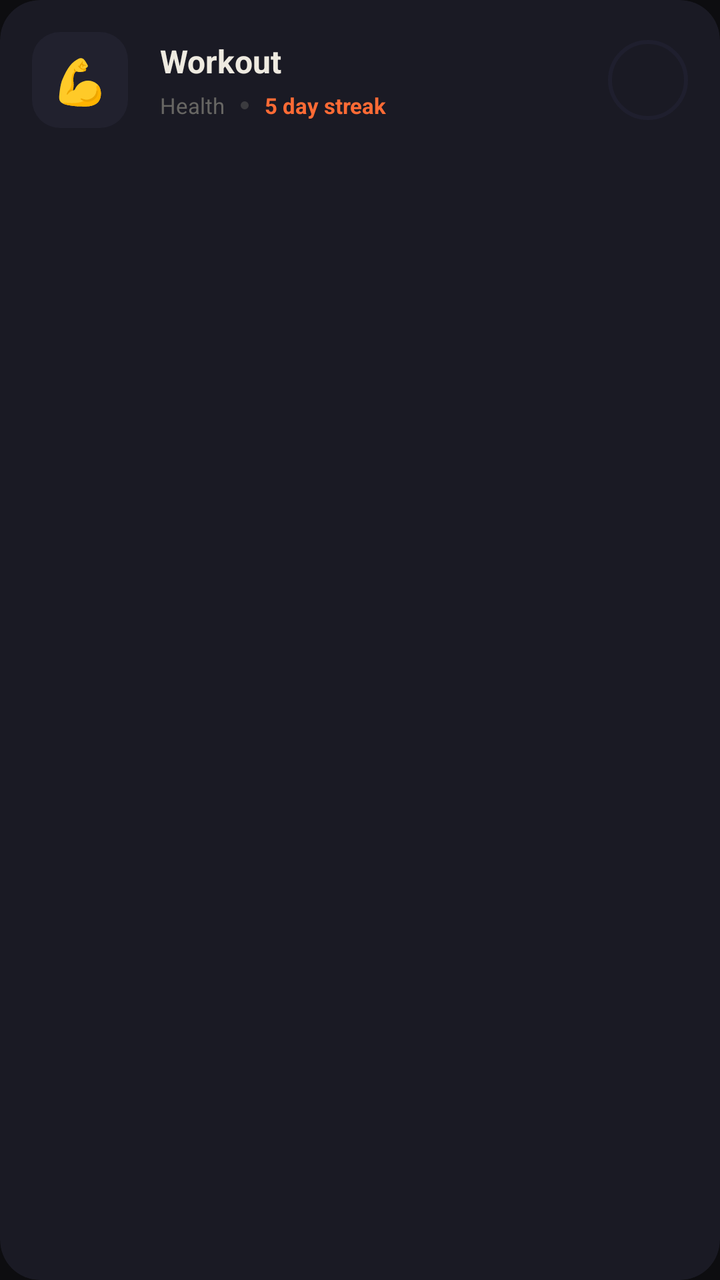
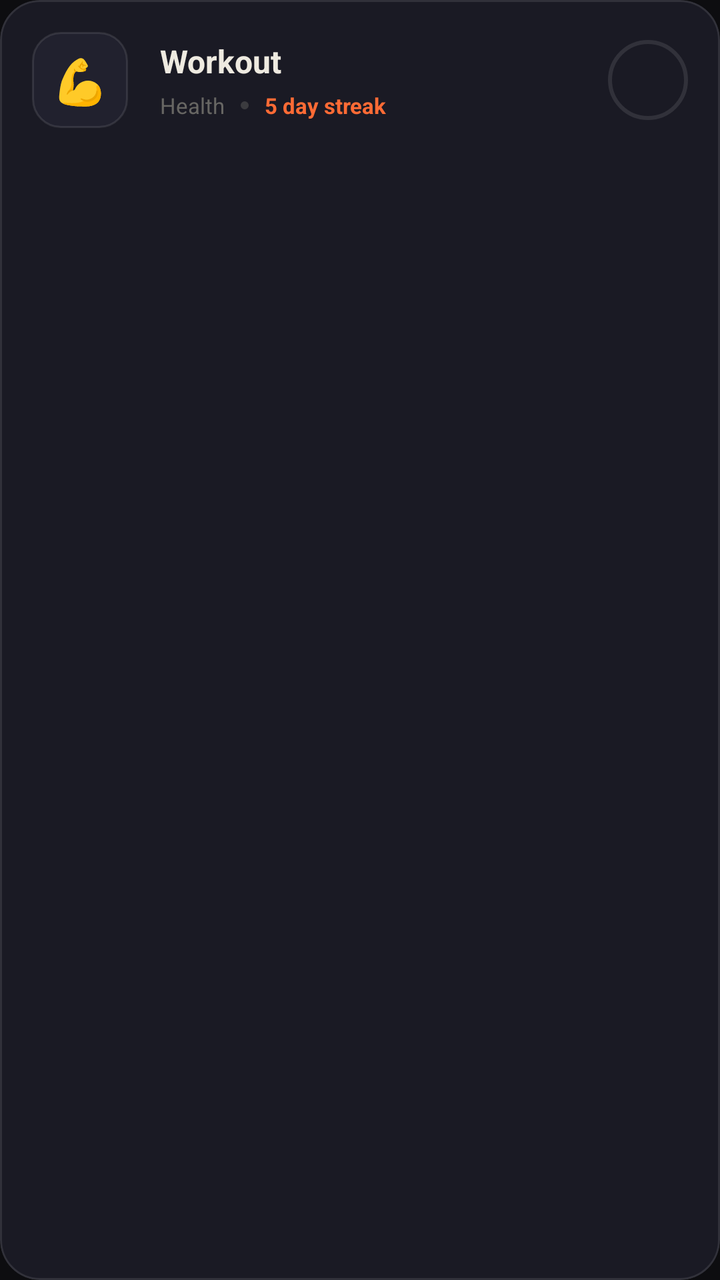

Before-and-after screenshots of an Android layout around one commit, followed by the original layout XML and the change that was made.
<!-- AndroidManifest.xml: application theme Theme.HabitFlow -->
<!-- res/layout/item_habit.xml -->
<?xml version="1.0" encoding="utf-8"?>
<androidx.cardview.widget.CardView
    xmlns:android="http://schemas.android.com/apk/res/android"
    xmlns:app="http://schemas.android.com/apk/res-auto"
    android:layout_width="match_parent"
    android:layout_height="wrap_content"
    android:layout_marginHorizontal="16dp"
    android:layout_marginVertical="6dp"
    app:cardCornerRadius="20dp"
    app:cardElevation="0dp"
    app:cardBackgroundColor="?attr/customCardBackground">

        <LinearLayout
            android:id="@+id/ll_content_container"
            android:layout_width="match_parent"
            android:layout_height="wrap_content"
            android:orientation="vertical">

            <LinearLayout
                android:layout_width="match_parent"
                android:layout_height="wrap_content"
                android:orientation="horizontal"
                android:padding="16dp"
                android:gravity="center_vertical">

                
                <View android:id="@+id/view_accent"
                    android:layout_width="48dp" android:layout_height="48dp"
                    android:background="@drawable/bg_icon_container"
                    android:visibility="gone"/>

                <FrameLayout
                    android:layout_width="48dp"
                    android:layout_height="48dp"
                    android:background="@drawable/bg_icon_container"
                    android:layout_marginEnd="16dp">

                    <TextView android:id="@+id/tv_emoji"
                        android:layout_width="wrap_content"
                        android:layout_height="wrap_content"
                        android:layout_gravity="center"
                        android:text="💪"
                        android:textSize="22sp"/>

                    <View android:id="@+id/view_priority"
                        android:layout_width="8dp" android:layout_height="8dp"
                        android:layout_gravity="top|end"
                        android:layout_margin="4dp"/>
                </FrameLayout>

                
                <LinearLayout
                    android:layout_width="0dp"
                    android:layout_height="wrap_content"
                    android:layout_weight="1"
                    android:orientation="vertical">

                    <TextView android:id="@+id/tv_name"
                        android:layout_width="wrap_content"
                        android:layout_height="wrap_content"
                        android:textColor="?attr/customTextPrimary"
                        android:textSize="16sp"
                        android:textStyle="bold"
                        android:text="Workout"/>

                    <LinearLayout
                        android:layout_width="wrap_content"
                        android:layout_height="wrap_content"
                        android:orientation="horizontal"
                        android:gravity="center_vertical"
                        android:layout_marginTop="4dp">

                        <TextView android:id="@+id/tv_category"
                            android:layout_width="wrap_content"
                            android:layout_height="wrap_content"
                            android:textSize="11sp"
                            android:textColor="?attr/customTextSecondary"
                            android:text="Health"
                            android:alpha="0.7"/>

                        <View android:layout_width="4dp"
                            android:layout_height="4dp"
                            android:layout_marginHorizontal="8dp"
                            android:background="@drawable/bg_dot_separator"
                            android:alpha="0.3"/>

                        <TextView android:id="@+id/tv_streak"
                            android:layout_width="wrap_content"
                            android:layout_height="wrap_content"
                            android:textColor="@color/brand_fire"
                            android:textSize="11sp"
                            android:textStyle="bold"
                            android:text="5 day streak"/>

                        <View android:id="@+id/dot_deadline"
                            android:layout_width="4dp"
                            android:layout_height="4dp"
                            android:layout_marginHorizontal="8dp"
                            android:background="@drawable/bg_dot_separator"
                            android:alpha="0.3"
                            android:visibility="gone"/>

                        <TextView android:id="@+id/tv_deadline"
                            android:layout_width="wrap_content"
                            android:layout_height="wrap_content"
                            android:textColor="?attr/customTextSecondary"
                            android:textSize="11sp"
                            android:textStyle="bold"
                            android:text="Deadline"
                            android:visibility="gone"/>
                    </LinearLayout>
                </LinearLayout>

                
                <FrameLayout android:id="@+id/btn_check"
                    android:layout_width="40dp"
                    android:layout_height="40dp"
                    android:background="@drawable/bg_check_empty"
                    android:clickable="true"
                    android:focusable="true">

                    <ImageView android:id="@+id/iv_check_icon"
                        android:layout_width="20dp"
                        android:layout_height="20dp"
                        android:layout_gravity="center"
                        android:src="@drawable/ic_check"
                        app:tint="@color/white"
                        android:visibility="gone"/>
                </FrameLayout>

            </LinearLayout>

            <LinearLayout
                android:id="@+id/ll_checklist_container"
                android:layout_width="match_parent"
                android:layout_height="wrap_content"
                android:orientation="vertical"
                android:paddingBottom="12dp"
                android:visibility="gone"/>

        </LinearLayout>
</androidx.cardview.widget.CardView>
<!-- resources referenced by this layout -->
<resources>
  <color name="brand_fire">#FF6B35</color>
  <color name="white">#FFFFFF</color>
  <!-- drawable bg_check_empty (drawable) -->
  <?xml version="1.0" encoding="utf-8"?>
  <shape xmlns:android="http://schemas.android.com/apk/res/android"
      android:shape="oval">
      <stroke android:width="2dp" android:color="?attr/customBorderColor" />
      <solid android:color="@android:color/transparent" />
  </shape>
  <!-- drawable bg_dot_separator (drawable) -->
  <?xml version="1.0" encoding="utf-8"?>
  <shape xmlns:android="http://schemas.android.com/apk/res/android"
      android:shape="oval">
      <solid android:color="?attr/customTextSecondary" />
  </shape>
  <!-- drawable bg_icon_container (drawable) -->
  <?xml version="1.0" encoding="utf-8"?>
  <shape xmlns:android="http://schemas.android.com/apk/res/android">
      <solid android:color="?attr/customElevatedBackground" />
      <corners android:radius="14dp" />
  </shape>
  <!-- drawable ic_check (drawable) -->
  <vector xmlns:android="http://schemas.android.com/apk/res/android"
      android:width="24dp"
      android:height="24dp"
      android:viewportWidth="24"
      android:viewportHeight="24">
    <path
        android:fillColor="@android:color/white"
        android:pathData="M9,16.17L4.83,12l-1.42,1.41L9,19 21,7l-1.41,-1.41L9,16.17Z"/>
  </vector>
  <style name="Theme.HabitFlow" parent="Theme.HabitFlow.Dark" />
  <style name="Theme.HabitFlow.Dark" parent="Base.Theme.HabitFlow" />
  <style name="Base.Theme.HabitFlow" parent="Theme.Material3.DayNight.NoActionBar">
          <item name="colorPrimary">@color/primary_blue</item>
          <item name="colorOnPrimary">@color/white</item>
          <item name="colorSecondary">@color/primary_green</item>
          <item name="colorTertiary">@color/accent_purple</item>
          <item name="android:statusBarColor">?attr/customWindowBackground</item>
          <item name="android:navigationBarColor">?attr/customNavBackground</item>
          <item name="android:windowBackground">?attr/customWindowBackground</item>
  
          
          <item name="customWindowBackground">@color/dark_bg_primary</item>
          <item name="customCardBackground">@color/dark_bg_card</item>
          <item name="customElevatedBackground">@color/dark_bg_elevated</item>
          <item name="customTextPrimary">@color/dark_text_primary</item>
          <item name="customTextSecondary">@color/dark_text_secondary</item>
          <item name="customTextDim">@color/dark_text_dim</item>
          <item name="customBorderColor">@color/dark_border</item>
          <item name="customNavBackground">@color/dark_nav_bg</item>
  
          <item name="textAppearanceTitleLarge">@style/AppTitleLarge</item>
          <item name="textAppearanceTitleMedium">@style/AppTitleMedium</item>
          <item name="textAppearanceBodyLarge">@style/AppBodyLarge</item>
      </style>
  <color name="primary_blue">#728AED</color>
  <color name="primary_green">#7AD326</color>
  <color name="accent_purple">#9C6AE6</color>
  <color name="dark_bg_primary">#0D0D10</color>
  <color name="dark_bg_card">#1A1A24</color>
  <color name="dark_bg_elevated">#21212E</color>
  <color name="dark_text_primary">#EEEAE0</color>
  <color name="dark_text_secondary">#8A8880</color>
  <color name="dark_text_dim">#52504C</color>
  <color name="dark_border">#1F1F2E</color>
  <color name="dark_nav_bg">#13131A</color>
  <style name="AppTitleLarge">
          <item name="android:textSize">28sp</item>
          <item name="android:textStyle">bold</item>
          <item name="android:letterSpacing">-0.02</item>
      </style>
  <style name="AppTitleMedium">
          <item name="android:textSize">18sp</item>
          <item name="android:textStyle">bold</item>
          <item name="android:letterSpacing">-0.01</item>
      </style>
  <style name="AppBodyLarge">
          <item name="android:textSize">15sp</item>
          <item name="android:letterSpacing">0.01</item>
      </style>
</resources>

<!-- the commit's change to res/layout/item_habit.xml (unified diff, before → after) -->
@@ -1,5 +1,5 @@
 <?xml version="1.0" encoding="utf-8"?>
-<androidx.cardview.widget.CardView
+<com.google.android.material.card.MaterialCardView
     xmlns:android="http://schemas.android.com/apk/res/android"
     xmlns:app="http://schemas.android.com/apk/res-auto"
     android:layout_width="match_parent"
@@ -8,135 +8,146 @@
     android:layout_marginVertical="6dp"
     app:cardCornerRadius="20dp"
     app:cardElevation="0dp"
-    app:cardBackgroundColor="?attr/customCardBackground">
+    app:cardBackgroundColor="?attr/customCardBackground"
+    app:strokeColor="?attr/customBorderColor"
+    app:strokeWidth="1dp">
+
+    <LinearLayout
+        android:id="@+id/ll_content_container"
+        android:layout_width="match_parent"
+        android:layout_height="wrap_content"
+        android:orientation="vertical">
 
         <LinearLayout
-            android:id="@+id/ll_content_container"
             android:layout_width="match_parent"
             android:layout_height="wrap_content"
-            android:orientation="vertical">
+            android:orientation="horizontal"
+            android:padding="16dp"
+            android:gravity="center_vertical">
 
+            
+            <View android:id="@+id/view_accent"
+                android:layout_width="0dp"
+                android:layout_height="0dp"
+                android:visibility="gone"/>
+
+            <FrameLayout
+                android:layout_width="48dp"
+                android:layout_height="48dp"
+                android:background="@drawable/bg_icon_container"
+                android:layout_marginEnd="16dp">
+
+                <TextView android:id="@+id/tv_emoji"
+                    android:layout_width="wrap_content"
+                    android:layout_height="wrap_content"
+                    android:layout_gravity="center"
+                    android:text="💪"
+                    android:textSize="22sp"/>
+
+                <View android:id="@+id/view_priority"
+                    android:layout_width="8dp"
+                    android:layout_height="8dp"
+                    android:layout_gravity="top|end"
+                    android:layout_margin="4dp"/>
+            </FrameLayout>
+
+            
             <LinearLayout
-                android:layout_width="match_parent"
+                android:layout_width="0dp"
                 android:layout_height="wrap_content"
-                android:orientation="horizontal"
-                android:padding="16dp"
-                android:gravity="center_vertical">
+                android:layout_weight="1"
+                android:orientation="vertical">
 
-                
-                <View android:id="@+id/view_accent"
-                    android:layout_width="48dp" android:layout_height="48dp"
-                    android:background="@drawable/bg_icon_container"
-                    android:visibility="gone"/>
+                <TextView android:id="@+id/tv_name"
+                    android:layout_width="wrap_content"
+                    android:layout_height="wrap_content"
+                    android:ellipsize="end"
+                    android:maxLines="1"
+                    android:textColor="?attr/customTextPrimary"
+                    android:textSize="16sp"
+                    android:textStyle="bold"
+                    android:text="Workout"/>
 
-                <FrameLayout
-                    android:layout_width="48dp"
-                    android:layout_height="48dp"
-                    android:background="@drawable/bg_icon_container"
-                    android:layout_marginEnd="16dp">
+                <LinearLayout
+                    android:layout_width="wrap_content"
+                    android:layout_height="wrap_content"
+                    android:orientation="horizontal"
+                    android:gravity="center_vertical"
+                    android:layout_marginTop="4dp">
 
-                    <TextView android:id="@+id/tv_emoji"
+                    <TextView android:id="@+id/tv_category"
                         android:layout_width="wrap_content"
                         android:layout_height="wrap_content"
-                        android:layout_gravity="center"
-                        android:text="💪"
-                        android:textSize="22sp"/>
+                        android:ellipsize="end"
+                        android:maxLines="1"
+                        android:textSize="11sp"
+                        android:textColor="?attr/customTextSecondary"
+                        android:text="Health"
+                        android:alpha="0.7"/>
 
-                    <View android:id="@+id/view_priority"
-                        android:layout_width="8dp" android:layout_height="8dp"
-                        android:layout_gravity="top|end"
-                        android:layout_margin="4dp"/>
-                </FrameLayout>
+                    <View android:layout_width="4dp"
+                        android:layout_height="4dp"
+                        android:layout_marginHorizontal="8dp"
+                        android:background="@drawable/bg_dot_separator"
+                        android:alpha="0.3"/>
 
-                
-                <LinearLayout
-                    android:layout_width="0dp"
-                    android:layout_height="wrap_content"
-                    android:layout_weight="1"
-                    android:orientation="vertical">
-
-                    <TextView android:id="@+id/tv_name"
+                    <TextView android:id="@+id/tv_streak"
                         android:layout_width="wrap_content"
                         android:layout_height="wrap_content"
-                        android:textColor="?attr/customTextPrimary"
-                        android:textSize="16sp"
+                        android:ellipsize="end"
+                        android:maxLines="1"
+                        android:textColor="@color/brand_fire"
+                        android:textSize="11sp"
                         android:textStyle="bold"
-                        android:text="Workout"/>
+                        android:text="5 day streak"/>
 
-                    <LinearLayout
+                    <View android:id="@+id/dot_deadline"
+                        android:layout_width="4dp"
+                        android:layout_height="4dp"
+                        android:layout_marginHorizontal="8dp"
+                        android:background="@drawable/bg_dot_separator"
+                        android:alpha="0.3"
+                        android:visibility="gone"/>
+
+                    <TextView android:id="@+id/tv_deadline"
                         android:layout_width="wrap_content"
                         android:layout_height="wrap_content"
-                        android:orientation="horizontal"
-                        android:gravity="center_vertical"
-                        android:layout_marginTop="4dp">
-
-                        <TextView android:id="@+id/tv_category"
-                            android:layout_width="wrap_content"
-                            android:layout_height="wrap_content"
-                            android:textSize="11sp"
-                            android:textColor="?attr/customTextSecondary"
-                            android:text="Health"
-                            android:alpha="0.7"/>
-
-                        <View android:layout_width="4dp"
-                            android:layout_height="4dp"
-                            android:layout_marginHorizontal="8dp"
-                            android:background="@drawable/bg_dot_separator"
-                            android:alpha="0.3"/>
-
-                        <TextView android:id="@+id/tv_streak"
-                            android:layout_width="wrap_content"
-                            android:layout_height="wrap_content"
-                            android:textColor="@color/brand_fire"
-                            android:textSize="11sp"
-                            android:textStyle="bold"
-                            android:text="5 day streak"/>
-
-                        <View android:id="@+id/dot_deadline"
-                            android:layout_width="4dp"
-                            android:layout_height="4dp"
-                            android:layout_marginHorizontal="8dp"
-                            android:background="@drawable/bg_dot_separator"
-                            android:alpha="0.3"
-                            android:visibility="gone"/>
-
-                        <TextView android:id="@+id/tv_deadline"
-                            android:layout_width="wrap_content"
-                            android:layout_height="wrap_content"
-                            android:textColor="?attr/customTextSecondary"
-                            android:textSize="11sp"
-                            android:textStyle="bold"
-                            android:text="Deadline"
-                            android:visibility="gone"/>
-                    </LinearLayout>
+                        android:ellipsize="end"
+                        android:maxLines="1"
+                        android:textColor="?attr/customTextSecondary"
+                        android:textSize="11sp"
+                        android:textStyle="bold"
+                        android:text="Deadline"
+                        android:visibility="gone"/>
                 </LinearLayout>
-
-                
-                <FrameLayout android:id="@+id/btn_check"
-                    android:layout_width="40dp"
-                    android:layout_height="40dp"
-                    android:background="@drawable/bg_check_empty"
-                    android:clickable="true"
-                    android:focusable="true">
-
-                    <ImageView android:id="@+id/iv_check_icon"
-                        android:layout_width="20dp"
-                        android:layout_height="20dp"
-                        android:layout_gravity="center"
-                        android:src="@drawable/ic_check"
-                        app:tint="@color/white"
-                        android:visibility="gone"/>
-                </FrameLayout>
-
             </LinearLayout>
 
-            <LinearLayout
-                android:id="@+id/ll_checklist_container"
-                android:layout_width="match_parent"
-                android:layout_height="wrap_content"
-                android:orientation="vertical"
-                android:paddingBottom="12dp"
-                android:visibility="gone"/>
+            
+            <FrameLayout android:id="@+id/btn_check"
+                android:layout_width="40dp"
+                android:layout_height="40dp"
+                android:background="@drawable/bg_check_empty"
+                android:clickable="true"
+                android:focusable="true">
+
+                <ImageView android:id="@+id/iv_check_icon"
+                    android:layout_width="20dp"
+                    android:layout_height="20dp"
+                    android:layout_gravity="center"
+                    android:src="@drawable/ic_check"
+                    app:tint="@color/white"
+                    android:visibility="gone"/>
+            </FrameLayout>
 
         </LinearLayout>
-</androidx.cardview.widget.CardView>
+
+        <LinearLayout
+            android:id="@+id/ll_checklist_container"
+            android:layout_width="match_parent"
+            android:layout_height="wrap_content"
+            android:orientation="vertical"
+            android:paddingBottom="12dp"
+            android:visibility="gone"/>
+
+    </LinearLayout>
+</com.google.android.material.card.MaterialCardView>
<!-- resource entries referenced after the edit -->
@@ -19,6 +19,7 @@
   <?xml version="1.0" encoding="utf-8"?>
   <shape xmlns:android="http://schemas.android.com/apk/res/android">
       <solid android:color="?attr/customElevatedBackground" />
+      <stroke android:width="1dp" android:color="?attr/customBorderColor" />
       <corners android:radius="14dp" />
   </shape>
   <!-- drawable ic_check (drawable) -->
@@ -65,21 +66,22 @@
   <color name="dark_text_primary">#EEEAE0</color>
   <color name="dark_text_secondary">#8A8880</color>
   <color name="dark_text_dim">#52504C</color>
-  <color name="dark_border">#1F1F2E</color>
+  <color name="dark_border">@color/white_10</color>
   <color name="dark_nav_bg">#13131A</color>
   <style name="AppTitleLarge">
           <item name="android:textSize">28sp</item>
           <item name="android:textStyle">bold</item>
-          <item name="android:letterSpacing">-0.02</item>
+          <item name="android:letterSpacing">0</item>
       </style>
   <style name="AppTitleMedium">
           <item name="android:textSize">18sp</item>
           <item name="android:textStyle">bold</item>
-          <item name="android:letterSpacing">-0.01</item>
+          <item name="android:letterSpacing">0</item>
       </style>
   <style name="AppBodyLarge">
           <item name="android:textSize">15sp</item>
           <item name="android:letterSpacing">0.01</item>
       </style>
+  <color name="white_10">#1AFFFFFF</color>
 </resources>
 
